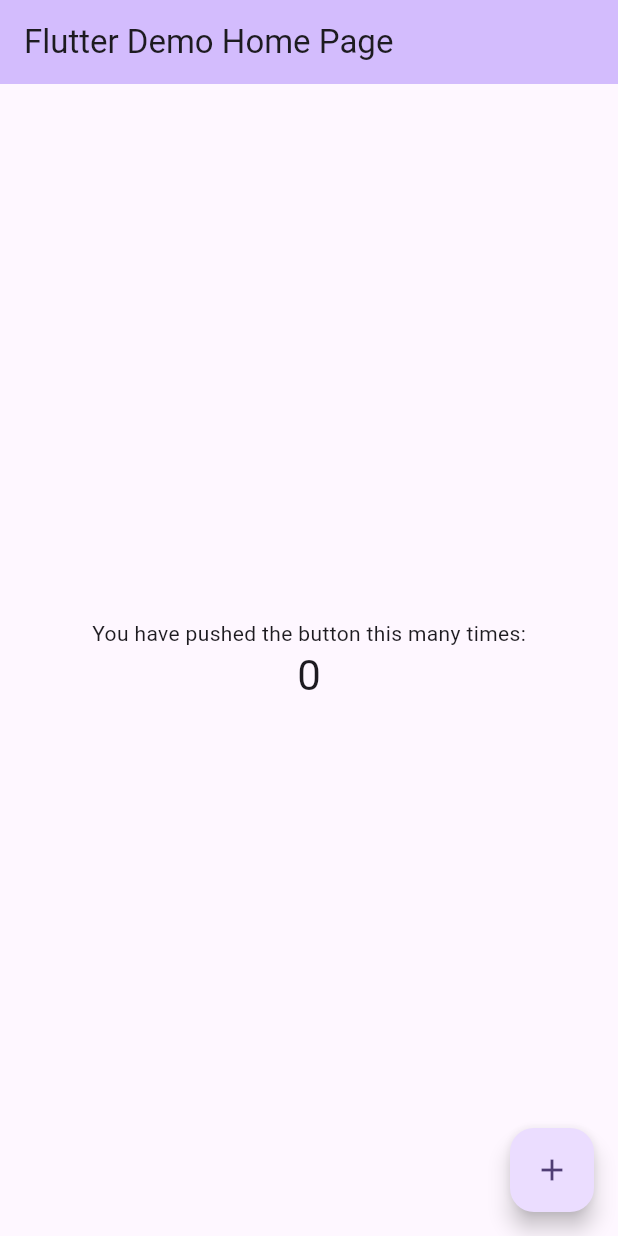
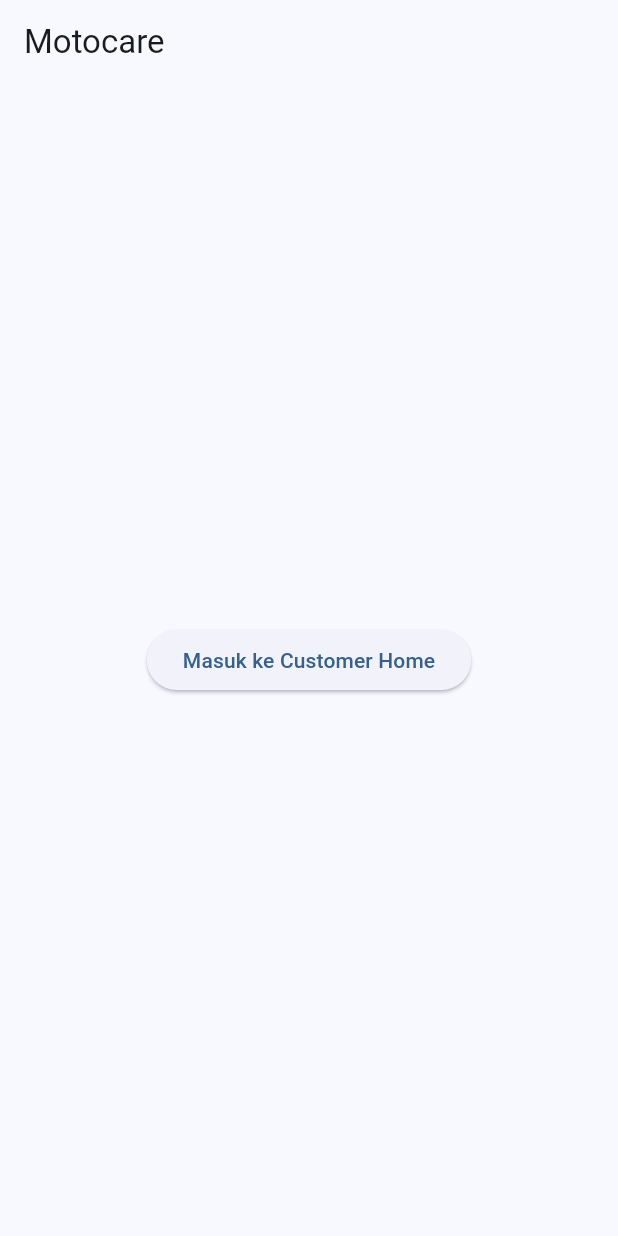
Before and after one commit to RakiAbhista/motocare, a Flutter app: the screen it shows after launch, on a phone screen of 412 x 824 dp. Run offline on Flutter 3.47's test engine with Material 3 defaults, Android fonts, the phone set to English and light mode, and no system bars.

Commit message:
Implement customer home screen and navigation structure; remove unused files for CS and mechanic features

```diff
--- a/lib/main.dart
+++ b/lib/main.dart
@@ -1,4 +1,6 @@
 import 'package:flutter/material.dart';
+
+import 'widgets/main_wrapper.dart';
 
 void main() {
   runApp(const MyApp());
@@ -11,111 +13,34 @@ class MyApp extends StatelessWidget {
   @override
   Widget build(BuildContext context) {
     return MaterialApp(
-      title: 'Flutter Demo',
+      title: 'Motocare',
       theme: ThemeData(
-        // This is the theme of your application.
-        //
-        // TRY THIS: Try running your application with "flutter run". You'll see
-        // the application has a purple toolbar. Then, without quitting the app,
-        // try changing the seedColor in the colorScheme below to Colors.green
-        // and then invoke "hot reload" (save your changes or press the "hot
-        // reload" button in a Flutter-supported IDE, or press "r" if you used
-        // the command line to start the app).
-        //
-        // Notice that the counter didn't reset back to zero; the application
-        // state is not lost during the reload. To reset the state, use hot
-        // restart instead.
-        //
-        // This works for code too, not just values: Most code changes can be
-        // tested with just a hot reload.
-        colorScheme: .fromSeed(seedColor: Colors.deepPurple),
+        colorScheme: ColorScheme.fromSeed(seedColor: Colors.blue),
+        useMaterial3: true,
       ),
-      home: const MyHomePage(title: 'Flutter Demo Home Page'),
+      home: const HomeEntryScreen(),
     );
   }
 }
 
-class MyHomePage extends StatefulWidget {
-  const MyHomePage({super.key, required this.title});
-
-  // This widget is the home page of your application. It is stateful, meaning
-  // that it has a State object (defined below) that contains fields that affect
-  // how it looks.
-
-  // This class is the configuration for the state. It holds the values (in this
-  // case the title) provided by the parent (in this case the App widget) and
-  // used by the build method of the State. Fields in a Widget subclass are
-  // always marked "final".
-
-  final String title;
-
-  @override
-  State<MyHomePage> createState() => _MyHomePageState();
-}
-
-class _MyHomePageState extends State<MyHomePage> {
-  int _counter = 0;
-
-  void _incrementCounter() {
-    setState(() {
-      // This call to setState tells the Flutter framework that something has
-      // changed in this State, which causes it to rerun the build method below
-      // so that the display can reflect the updated values. If we changed
-      // _counter without calling setState(), then the build method would not be
-      // called again, and so nothing would appear to happen.
-      _counter++;
-    });
-  }
+class HomeEntryScreen extends StatelessWidget {
+  const HomeEntryScreen({super.key});
 
   @override
   Widget build(BuildContext context) {
-    // This method is rerun every time setState is called, for instance as done
-    // by the _incrementCounter method above.
-    //
-    // The Flutter framework has been optimized to make rerunning build methods
-    // fast, so that you can just rebuild anything that needs updating rather
-    // than having to individually change instances of widgets.
     return Scaffold(
       appBar: AppBar(
-        // TRY THIS: Try changing the color here to a specific color (to
-        // Colors.amber, perhaps?) and trigger a hot reload to see the AppBar
-        // change color while the other colors stay the same.
-        backgroundColor: Theme.of(context).colorScheme.inversePrimary,
-        // Here we take the value from the MyHomePage object that was created by
-        // the App.build method, and use it to set our appbar title.
-        title: Text(widget.title),
+        title: const Text('Motocare'),
       ),
       body: Center(
-        // Center is a layout widget. It takes a single child and positions it
-        // in the middle of the parent.
-        child: Column(
-          // Column is also a layout widget. It takes a list of children and
-          // arranges them vertically. By default, it sizes itself to fit its
-          // children horizontally, and tries to be as tall as its parent.
-          //
-          // Column has various properties to control how it sizes itself and
-          // how it positions its children. Here we use mainAxisAlignment to
-          // center the children vertically; the main axis here is the vertical
-          // axis because Columns are vertical (the cross axis would be
-          // horizontal).
-          //
-          // TRY THIS: Invoke "debug painting" (choose the "Toggle Debug Paint"
-          // action in the IDE, or press "p" in the console), to see the
-          // wireframe for each widget.
-          mainAxisAlignment: .center,
-          children: [
-            const Text('You have pushed the button this many times:'),
-            Text(
-              '$_counter',
-              style: Theme.of(context).textTheme.headlineMedium,
-            ),
-          ],
+        child: ElevatedButton(
+          onPressed: () {
+            Navigator.of(context).push(
+              MaterialPageRoute(builder: (_) => const MainWrapper()),
+            );
+          },
+          child: const Text('Masuk ke Customer Home'),
         ),
-      ),
-      floatingActionButton: FloatingActionButton(
-        onPressed: _incrementCounter,
-        tooltip: 'Increment',
-        child: const Icon(Icons.add),
       ),
     );
   }
```
Also changed, not shown: lib/features/customer/home/screens/beranda_screen.dart (added, +27 -0 lines), lib/features/customer/home/widgets/promo_banner_carousel.dart (added, +79 -0 lines), lib/widgets/custom_top_bar.dart (added, +73 -0 lines), lib/widgets/main_wrapper.dart (added, +54 -0 lines), lib/features/cs/home/screens/beranda_screen.dart (added), lib/features/mechanic/home/main.dart (deleted), lib/features/mechanic/home/screens/beranda_screen.dart (added).
